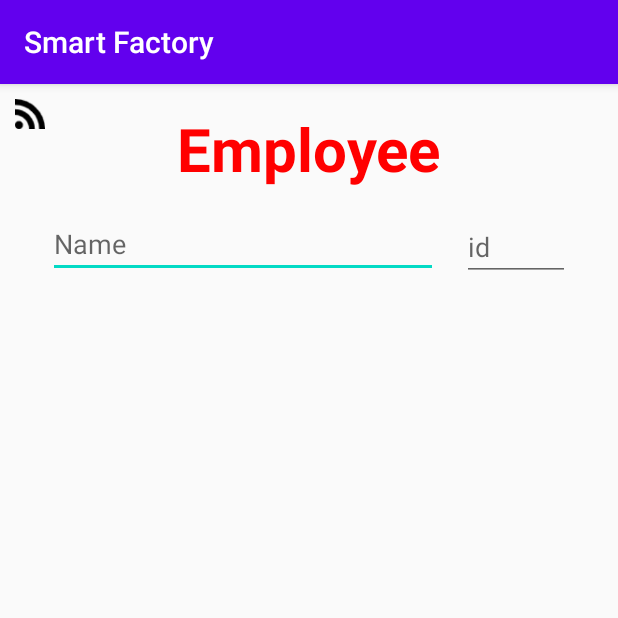
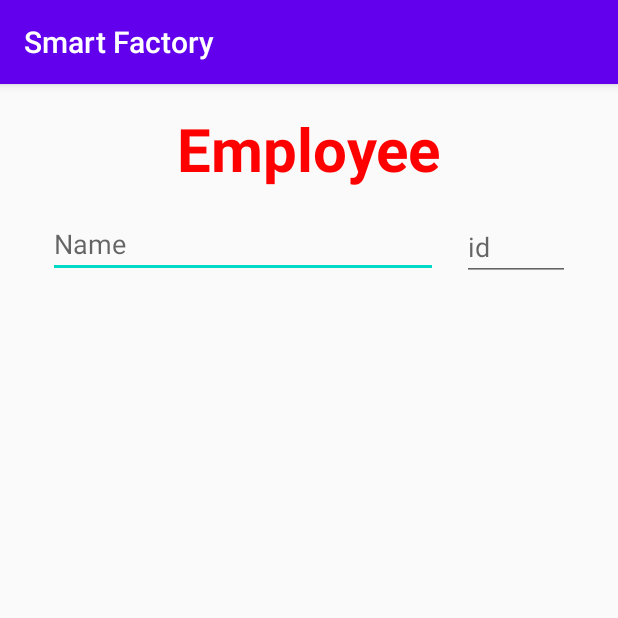
Before and after one commit to at-huybui98/smartfactory, an Android app: the FingerActivity screen opened directly, with no data from a screen before it, on a phone screen of 412 x 824 dp, the top half of it. Run offline under Robolectric (Android 15) with nearby library versions, the phone set to English and light mode, and no system bars; our stand-ins replace Firebase (no records; nobody signed in at launch, a user with empty details on screens opened directly); 1 statement that could not run was skipped.

Commit message:
new final

```diff
--- a/app/src/main/java/com/buivanhuybk16/firebase/machineClass.kt
+++ b/app/src/main/java/com/buivanhuybk16/firebase/machineClass.kt
@@ -1,3 +1,3 @@
 package com.buivanhuybk16.firebase
 
-data class machineClass (var name_machine:String , var current: String, var voltage: String, var wattage:String)
+data class machineClass (var name_machine:String , var current: String, var voltage: String, var wattage:String,var status:String)
--- a/app/src/main/res/layout/activity_finger.xml
+++ b/app/src/main/res/layout/activity_finger.xml
@@ -62,16 +62,6 @@
         app:layout_constraintEnd_toEndOf="parent"
         app:layout_constraintStart_toStartOf="parent" />
 
-    <ImageView
-        android:id="@+id/imageView_wifi_status"
-        android:layout_width="20dp"
-        android:layout_height="20dp"
-        android:layout_marginStart="10dp"
-        android:layout_marginTop="10dp"
-        app:layout_constraintStart_toStartOf="parent"
-        app:layout_constraintTop_toTopOf="parent"
-        app:srcCompat="@drawable/connect_wifi" />
-
     <androidx.recyclerview.widget.RecyclerView
         android:id="@+id/recyclerView_employee"
         android:layout_width="0dp"
```
Also changed, not shown: app/src/main/java/com/buivanhuybk16/firebase/ControlActivity.kt (+5 -2 lines), app/src/main/java/com/buivanhuybk16/firebase/DataActivity.kt (+7 -4 lines), app/src/main/java/com/buivanhuybk16/firebase/MachineAdapter.kt (+7 -1 lines), app/src/main/java/com/buivanhuybk16/firebase/MainActivity.kt (+34 -3 lines).
